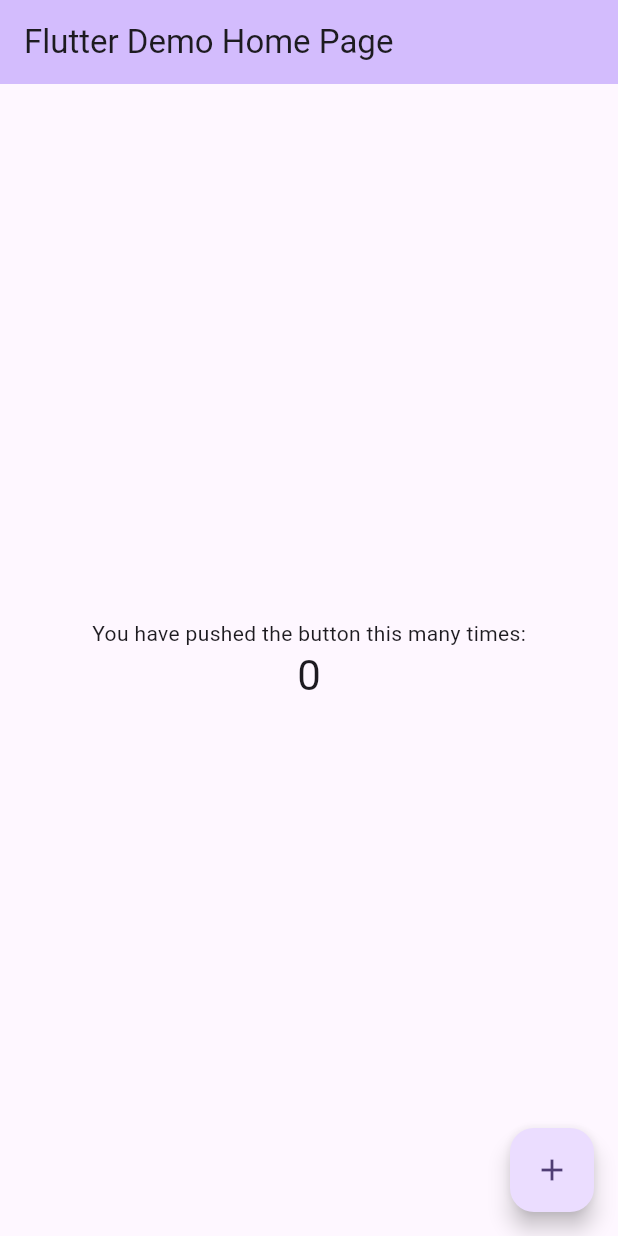
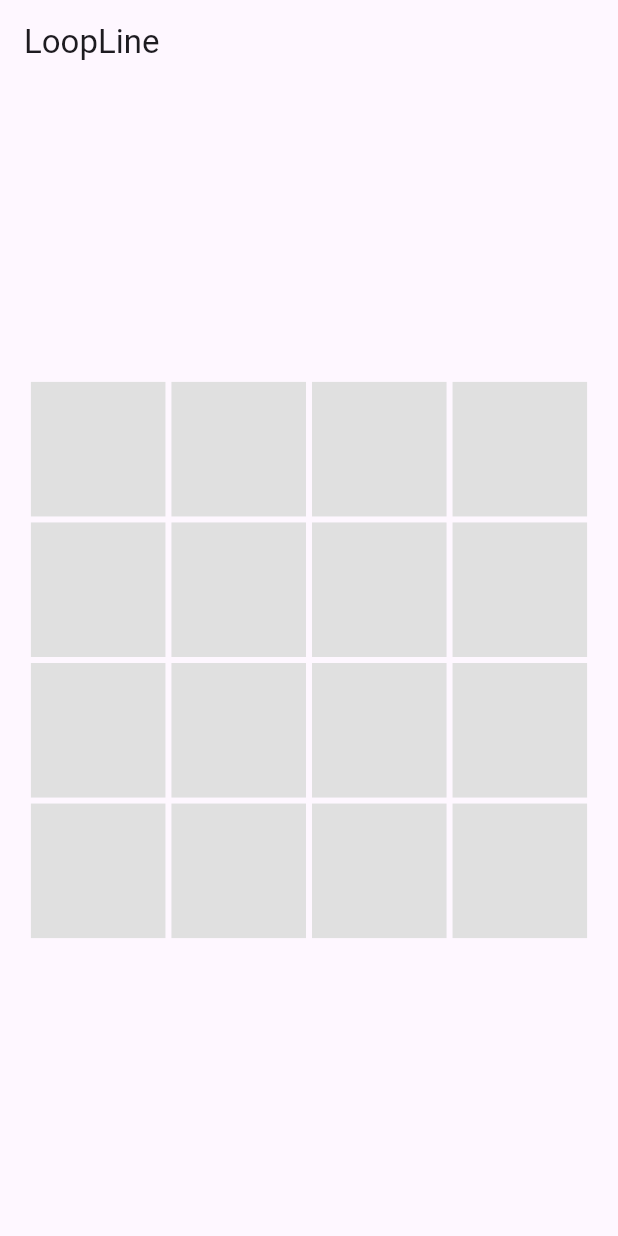
Before and after one commit to subsavage/LoopLine, a Flutter app: the screen it shows after launch, on a phone screen of 412 x 824 dp. Run offline on Flutter 3.47's test engine with Material 3 defaults, Android fonts, the phone set to English and light mode, and no system bars.

Commit message:
add rotation logic, game winning condition

```diff
--- /dev/null
+++ b/lib/game_screen.dart
@@ -0,0 +1,178 @@
+import 'package:flutter/material.dart';
+import 'dart:async';
+import 'package:loop_line/logic.dart'; // Import the Logic class.
+
+class GameScreen extends StatefulWidget {
+  @override
+  _GameScreenState createState() => _GameScreenState();
+}
+
+class _GameScreenState extends State<GameScreen>
+    with SingleTickerProviderStateMixin {
+  List<List<int>> board = List.generate(4, (_) => List.generate(4, (_) => 0));
+  int currentPlayer = 1;
+  bool gameWon = false;
+  bool isRotating = false;
+
+  late AnimationController _controller;
+  late Animation<double> _rotationAnimation;
+
+  Logic logic = Logic();
+
+  @override
+  void initState() {
+    super.initState();
+    _controller = AnimationController(
+      duration: Duration(milliseconds: 500),
+      vsync: this,
+    );
+    _rotationAnimation =
+        Tween<double>(begin: 0.0, end: -3.14 / 2).animate(_controller);
+  }
+
+  @override
+  void dispose() {
+    _controller.dispose();
+    super.dispose();
+  }
+
+  void placeBall(int i, int j) async {
+    if (board[i][j] == 0 && !gameWon && !isRotating) {
+      setState(() {
+        board[i][j] = currentPlayer;
+      });
+
+      await Future.delayed(const Duration(milliseconds: 300));
+
+      setState(() => isRotating = true);
+      await showRotatingOverlay();
+
+      rotateBoard();
+
+      setState(() {
+        isRotating = false;
+        if (logic.checkWinningCondition(board, currentPlayer)) {
+          gameWon = true;
+          showWinMessage(currentPlayer);
+        } else {
+          currentPlayer = currentPlayer == 1 ? 2 : 1;
+        }
+      });
+    }
+  }
+
+  Future<void> showRotatingOverlay() async {
+    await Future.delayed(const Duration(milliseconds: 500));
+  }
+
+  void rotateBoard() {
+    setState(() {
+      board = logic.rotateAnticlockwise(board);
+    });
+  }
+
+  bool isBoardFull() {
+    for (int i = 0; i < 4; i++) {
+      for (int j = 0; j < 4; j++) {
+        if (board[i][j] == 0) {
+          return false;
+        }
+      }
+    }
+    return true;
+  }
+
+  void showWinMessage(int player) {
+    String playerColor = player == 1 ? "RED" : "BLUE";
+    showDialog(
+      context: context,
+      barrierDismissible: false,
+      builder: (_) => AlertDialog(
+        title: const Text("Game Over"),
+        content: Text(
+          "$playerColor WINS!!!",
+          style: TextStyle(
+            color: player == 1 ? Colors.red : Colors.blue,
+          ),
+        ),
+        actions: [
+          TextButton(
+            onPressed: () {
+              Navigator.of(context).pop();
+              resetGame();
+            },
+            child: const Text("Play Again"),
+          ),
+        ],
+      ),
+    );
+  }
+
+  void resetGame() {
+    setState(() {
+      board = List.generate(4, (_) => List.generate(4, (_) => 0));
+      currentPlayer = 1;
+      gameWon = false;
+    });
+  }
+
+  @override
+  Widget build(BuildContext context) {
+    return Scaffold(
+      appBar: AppBar(title: Text("LoopLine")),
+      body: Stack(
+        children: [
+          Center(
+            child: Column(
+              mainAxisAlignment: MainAxisAlignment.center, // Center vertically
+              crossAxisAlignment: CrossAxisAlignment.center,
+              children: [
+                SizedBox(
+                  width: MediaQuery.of(context).size.width * 0.9,
+                  height: MediaQuery.of(context).size.width * 0.9,
+                  child: GridView.builder(
+                    gridDelegate:
+                        const SliverGridDelegateWithFixedCrossAxisCount(
+                      crossAxisCount: 4,
+                      mainAxisSpacing: 4.0,
+                      crossAxisSpacing: 4.0,
+                    ),
+                    itemCount: 16,
+                    itemBuilder: (context, index) {
+                      int i = index ~/ 4;
+                      int j = index % 4;
+                      return GestureDetector(
+                        onTap: () => placeBall(i, j),
+                        child: Container(
+                          color: Colors.grey[300],
+                          child: Center(
+                            child: board[i][j] == 0
+                                ? null
+                                : board[i][j] == 1
+                                    ? const CircleAvatar(
+                                        radius: 20,
+                                        backgroundColor: Colors.red,
+                                      )
+                                    : const CircleAvatar(
+                                        radius: 20,
+                                        backgroundColor: Colors.blue,
+                                      ),
+                          ),
+                        ),
+                      );
+                    },
+                  ),
+                ),
+              ],
+            ),
+          ),
+          // Rotating overlay
+          if (isRotating)
+            Center(
+              child: CircularProgressIndicator(),
+            ),
+        ],
+      ),
+    );
+  }
+}
--- a/lib/main.dart
+++ b/lib/main.dart
@@ -1,4 +1,5 @@
 import 'package:flutter/material.dart';
+import 'package:loop_line/game_screen.dart';
 
 void main() {
   runApp(const MyApp());
@@ -11,115 +12,13 @@
   @override
   Widget build(BuildContext context) {
     return MaterialApp(
-      title: 'Flutter Demo',
+      debugShowCheckedModeBanner: false,
+      title: 'LoopLine',
       theme: ThemeData(
-        // This is the theme of your application.
-        //
-        // TRY THIS: Try running your application with "flutter run". You'll see
-        // the application has a purple toolbar. Then, without quitting the app,
-        // try changing the seedColor in the colorScheme below to Colors.green
-        // and then invoke "hot reload" (save your changes or press the "hot
-        // reload" button in a Flutter-supported IDE, or press "r" if you used
-        // the command line to start the app).
-        //
-        // Notice that the counter didn't reset back to zero; the application
-        // state is not lost during the reload. To reset the state, use hot
-        // restart instead.
-        //
-        // This works for code too, not just values: Most code changes can be
-        // tested with just a hot reload.
         colorScheme: ColorScheme.fromSeed(seedColor: Colors.deepPurple),
         useMaterial3: true,
       ),
-      home: const MyHomePage(title: 'Flutter Demo Home Page'),
+      home: GameScreen(),
     );
   }
 }
-
-class MyHomePage extends StatefulWidget {
-  const MyHomePage({super.key, required this.title});
-
-  // This widget is the home page of your application. It is stateful, meaning
-  // that it has a State object (defined below) that contains fields that affect
-  // how it looks.
-
-  // This class is the configuration for the state. It holds the values (in this
-  // case the title) provided by the parent (in this case the App widget) and
-  // used by the build method of the State. Fields in a Widget subclass are
-  // always marked "final".
-
-  final String title;
-
-  @override
-  State<MyHomePage> createState() => _MyHomePageState();
-}
-
-class _MyHomePageState extends State<MyHomePage> {
-  int _counter = 0;
-
-  void _incrementCounter() {
-    setState(() {
-      // This call to setState tells the Flutter framework that something has
-      // changed in this State, which causes it to rerun the build method below
-      // so that the display can reflect the updated values. If we changed
-      // _counter without calling setState(), then the build method would not be
-      // called again, and so nothing would appear to happen.
-      _counter++;
-    });
-  }
-
-  @override
-  Widget build(BuildContext context) {
-    // This method is rerun every time setState is called, for instance as done
-    // by the _incrementCounter method above.
-    //
-    // The Flutter framework has been optimized to make rerunning build methods
-    // fast, so that you can just rebuild anything that needs updating rather
-    // than having to individually change instances of widgets.
-    return Scaffold(
-      appBar: AppBar(
-        // TRY THIS: Try changing the color here to a specific color (to
-        // Colors.amber, perhaps?) and trigger a hot reload to see the AppBar
-        // change color while the other colors stay the same.
-        backgroundColor: Theme.of(context).colorScheme.inversePrimary,
-        // Here we take the value from the MyHomePage object that was created by
-        // the App.build method, and use it to set our appbar title.
-        title: Text(widget.title),
-      ),
-      body: Center(
-        // Center is a layout widget. It takes a single child and positions it
-        // in the middle of the parent.
-        child: Column(
-          // Column is also a layout widget. It takes a list of children and
-          // arranges them vertically. By default, it sizes itself to fit its
-          // children horizontally, and tries to be as tall as its parent.
-          //
-          // Column has various properties to control how it sizes itself and
-          // how it positions its children. Here we use mainAxisAlignment to
-          // center the children vertically; the main axis here is the vertical
-          // axis because Columns are vertical (the cross axis would be
-          // horizontal).
-          //
-          // TRY THIS: Invoke "debug painting" (choose the "Toggle Debug Paint"
-          // action in the IDE, or press "p" in the console), to see the
-          // wireframe for each widget.
-          mainAxisAlignment: MainAxisAlignment.center,
-          children: <Widget>[
-            const Text(
-              'You have pushed the button this many times:',
-            ),
-            Text(
-              '$_counter',
-              style: Theme.of(context).textTheme.headlineMedium,
-            ),
-          ],
-        ),
-      ),
-      floatingActionButton: FloatingActionButton(
-        onPressed: _incrementCounter,
-        tooltip: 'Increment',
-        child: const Icon(Icons.add),
-      ), // This trailing comma makes auto-formatting nicer for build methods.
-    );
-  }
-}
```
Also changed, not shown: lib/logic.dart (added, +65 -0 lines), lib/widgets/alert_dialog.dart (added, +27 -0 lines).
